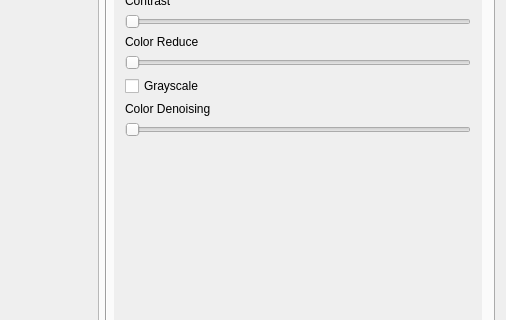
First picture: the form in software/computer/client/opencv/imagelab/mainwindow.ui, repository wercool/valter, before the edit; both pictures show x 294 to 800 and y 134 to 454 of the 800 by 600 pixel window.
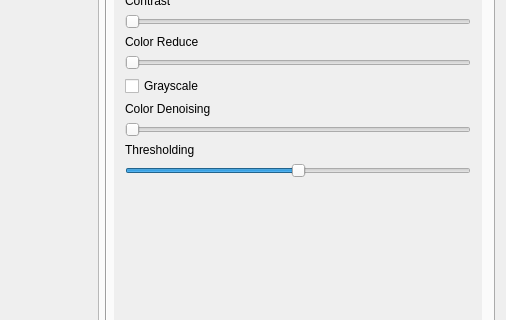
Second picture: the form after the edit. The open tabs and pages were chosen to show the change. Icons and pictures are not drawn.

The edit to the form file:
```diff
--- a/software/computer/client/opencv/imagelab/mainwindow.ui
+++ b/software/computer/client/opencv/imagelab/mainwindow.ui
@@ -161,8 +161,8 @@
                 <rect>
                  <x>0</x>
                  <y>0</y>
-                 <width>129</width>
-                 <height>225</height>
+                 <width>369</width>
+                 <height>394</height>
                 </rect>
                </property>
                <attribute name="label">
@@ -270,6 +270,26 @@
                     </property>
                    </widget>
                   </item>
+                  <item>
+                   <widget class="QLabel" name="imageThresholdLabel">
+                    <property name="text">
+                     <string>Thresholding</string>
+                    </property>
+                   </widget>
+                  </item>
+                  <item>
+                   <widget class="QSlider" name="imageThresholdSlider">
+                    <property name="maximum">
+                     <number>200</number>
+                    </property>
+                    <property name="value">
+                     <number>100</number>
+                    </property>
+                    <property name="orientation">
+                     <enum>Qt::Horizontal</enum>
+                    </property>
+                   </widget>
+                  </item>
                   <item>
                    <spacer name="verticalSpacer_2">
                     <property name="orientation">
```
Left out of the diff: 46 changed lines with no effect on the pictures.
